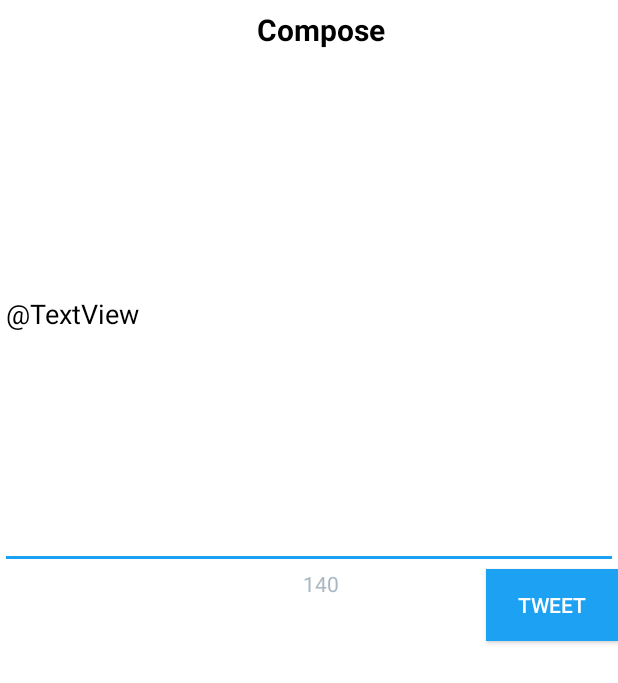
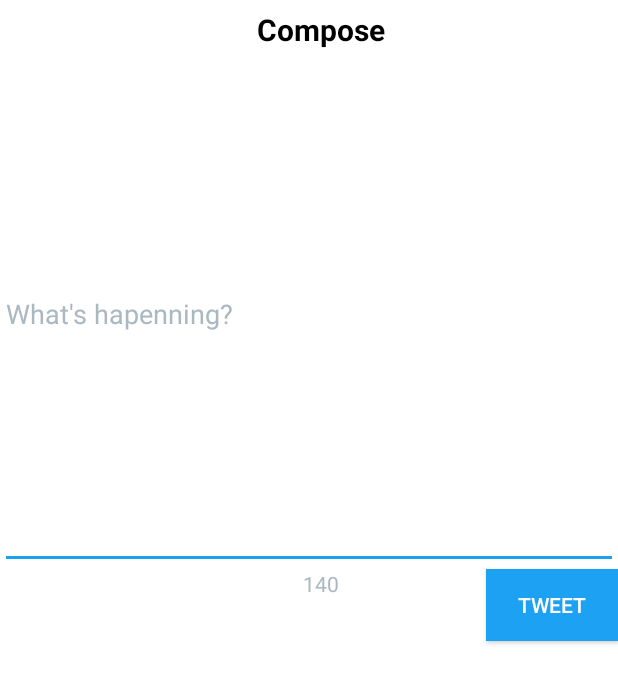
Before and after one commit to I2304/MySimpleTweets, an Android app: the TweetDetailsActivity screen opened directly, with no data from a screen before it, after a tap on "Tweet your reply...", on a phone screen of 412 x 824 dp. Shown: the top 683 px of the screen. Run offline under Robolectric (Android 15) with nearby library versions, the phone set to English and light mode, and no system bars; our stand-ins replace Room's generated code; libraries missing offline, so code that uses them is left out: com.facebook.stetho, com.loopj.android, cz.msebera.android, org.parceler; pictures from the network do not load; 6 statements that could not run were skipped.

Commit message:
new modifications

```diff
--- a/app/build.gradle
+++ b/app/build.gradle
@@ -49,4 +49,5 @@ dependencies {
     implementation 'com.jakewharton:butterknife:8.4.0'
     annotationProcessor 'com.jakewharton:butterknife-compiler:8.4.0'
     implementation "android.arch.paging:runtime:1.0.0"
+    implementation "com.android.support:design:27.1.0"
 }
--- a/app/src/main/AndroidManifest.xml
+++ b/app/src/main/AndroidManifest.xml
@@ -35,7 +35,8 @@
         </activity>
         <activity android:name=".TimelineActivity" />
         <activity android:name=".ComposeActivity" />
-        <activity android:name=".TweetDetailsActivity"></activity>
+        <activity android:name=".TweetDetailsActivity" />
+        <activity android:name=".ProfileActivity"></activity>
     </application>
 
 </manifest>
--- a/app/src/main/java/com/codepath/apps/restclienttemplate/ComposeActivity.java
+++ b/app/src/main/java/com/codepath/apps/restclienttemplate/ComposeActivity.java
@@ -30,13 +30,14 @@ public class ComposeActivity extends AppCompatActivity {
     TextView tvCount;
     private ProgressBar progressBar;
     Boolean reply;
-    String userName;
+    long uid;
 
 
     @Override
     protected void onCreate(Bundle savedInstanceState) {
         super.onCreate(savedInstanceState);
         setContentView(R.layout.activity_compose);
+
         progressBar = (ProgressBar) findViewById(R.id.pbLoading);
         context = this;
         client = TwitterApplication.getRestClient(context);
@@ -47,8 +48,7 @@ public class ComposeActivity extends AppCompatActivity {
         message = simpleEditText.getText().toString();
 
         if (reply) {
-            userName = getIntent().getStringExtra("name");
-            simpleEditText.setText("@" + userName + " ");
+            uid = getIntent().getLongExtra("inReplyTo", 0);
             simpleEditText.setSelection(simpleEditText.getText().length());
         }
 
@@ -62,9 +62,6 @@ public class ComposeActivity extends AppCompatActivity {
             public void onTextChanged(CharSequence s, int start, int before, int count) {
                 int length = simpleEditText.length();
                 int remaining = 140 - length;
-                if (reply) {
-                    remaining += (userName.length() + 1);
-                }
                 tvCount.setText(String.format("%d out of 140", remaining));
             }
 
@@ -79,6 +76,7 @@ public class ComposeActivity extends AppCompatActivity {
         showProgressBar();
         EditText simpleEditText = (EditText) findViewById(R.id.et_simple);
         message = simpleEditText.getText().toString();
+        if (!reply) {
             client.sendTweet(message, new JsonHttpResponseHandler() {
                 @Override
                 public void onSuccess(int statusCode, Header[] headers, JSONObject response) {
@@ -114,6 +112,43 @@ public class ComposeActivity extends AppCompatActivity {
             });
         }
 
+        else {
+            client.sendTweet(message, new JsonHttpResponseHandler() {
+                @Override
+                public void onSuccess(int statusCode, Header[] headers, JSONObject response) {
+                    try {
+                        Tweet tweet = Tweet.fromJSON(response);
+                        Intent data = new Intent();
+                        data.putExtra("tweet", Parcels.wrap(tweet));
+                        setResult(RESULT_OK, data);
+                        finish();
+                    }
+                    catch (JSONException e) {
+                        e.printStackTrace();
+                    }
+                    hideProgressBar();
+                }
+
+                @Override
+                public void onFailure(int statusCode, Header[] headers, String responseString,
+                                      Throwable throwable) {
+                    Log.d("Twitter Client", responseString);
+                    throwable.printStackTrace();
+                    hideProgressBar();
+                }
+
+                @Override
+                public void onFailure(int statusCode, Header[] headers, Throwable throwable,
+                                      JSONArray errorResponse) {
+                    Log.d("Twitter Client", errorResponse.toString());
+                    throwable.printStackTrace();
+                    hideProgressBar();
+                }
+
+            }, uid);
+        }
+    }
+
 
     public void showProgressBar() {
         // Show progress item
--- a/app/src/main/res/layout/activity_compose.xml
+++ b/app/src/main/res/layout/activity_compose.xml
@@ -51,7 +51,7 @@
         android:layout_below="@+id/toolbar"
         android:hint="What's hapenning?"
         android:textColor="@color/black"
-        android:textColorHint="@color/medium_gray"></EditText>
+        android:textColorHint="@color/medium_gray"/>
 
     <Button
         android:id="@+id/btnPost"
--- a/app/src/main/res/layout/item_tweet.xml
+++ b/app/src/main/res/layout/item_tweet.xml
@@ -27,7 +27,6 @@
         android:id="@+id/tvBody"
         android:layout_width="wrap_content"
         android:layout_height="wrap_content"
-        android:layout_alignBottom="@+id/ivProfileImage"
         android:layout_below="@+id/tvUserName"
         android:layout_marginLeft="5dp"
         android:layout_toEndOf="@+id/ivProfileImage"
```
Also changed, not shown: app/src/main/java/com/codepath/apps/restclienttemplate/ProfileActivity.java (added, +20 -0 lines), app/src/main/java/com/codepath/apps/restclienttemplate/TweetAdapter.java (+15 -12 lines), app/src/main/java/com/codepath/apps/restclienttemplate/TweetDetailsActivity.java (+8 -2 lines), app/src/main/java/com/codepath/apps/restclienttemplate/TwitterClient.java (+10 -0 lines), app/src/main/res/layout/activity_profile.xml (added, +9 -0 lines), app/src/main/res/layout/activity_tweet_details.xml (+28 -6 lines). Lines whose indentation alone changed are shown as unchanged.
